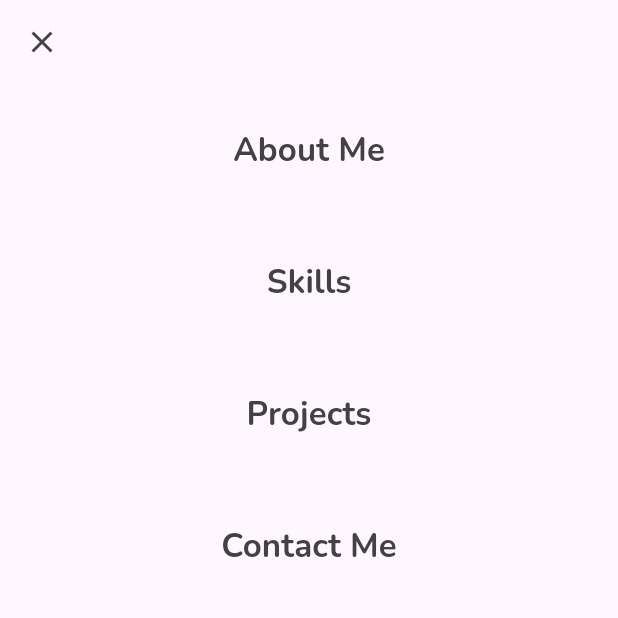
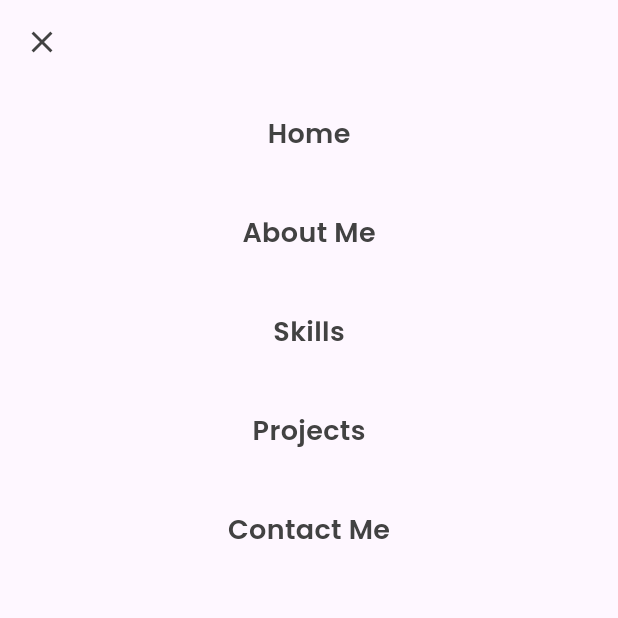
Before and after one commit to moaz-abdeltawab92/my_portfolio, a Flutter app: the MyDrawer screen opened directly with empty values, on a phone screen of 412 x 824 dp, the top half of it. Run offline on Flutter 3.47's test engine with Material 3 defaults, Android fonts, the phone set to English and light mode, and no system bars; our stand-ins replace animate_do, animated_text_kit, flutter_staggered_animations, google_fonts, smooth_page_indicator, visibility_detector; network calls fail.

Commit message:
style: polish UI design, refactor navbar & fix project description bug

```diff
--- a/lib/Utils/section_keys.dart
+++ b/lib/Utils/section_keys.dart
@@ -1,6 +1,7 @@
 import 'package:flutter/material.dart';
 
 class PortfolioSectionKeys {
+  final GlobalKey homeKey = GlobalKey();
   final GlobalKey aboutKey = GlobalKey();
   final GlobalKey skillsKey = GlobalKey();
   final GlobalKey projectsKey = GlobalKey();
--- a/lib/View/components/topbar.dart
+++ b/lib/View/components/topbar.dart
@@ -32,50 +32,82 @@ class TopBar extends StatelessWidget {
 
   List<Widget> _topBarData(BuildContext context, {bool isMobile = false}) {
     return [
-      _navButton(
-        context,
-        label: 'About Me',
-        sectionKey: sectionKeys.aboutKey,
+      _NavButton(
+        label: 'Home',
+        onTap: () => _navigateToSection(context, sectionKeys.homeKey),
         isMobile: isMobile,
       ),
-      _navButton(
-        context,
-        label: 'Skills',
-        sectionKey: sectionKeys.skillsKey,
+      _NavButton(
+        label: 'About Me',
+        onTap: () => _navigateToSection(context, sectionKeys.aboutKey),
         isMobile: isMobile,
       ),
-      _navButton(
-        context,
-        label: 'Projects',
-        sectionKey: sectionKeys.projectsKey,
+      _NavButton(
+        label: 'Skills',
+        onTap: () => _navigateToSection(context, sectionKeys.skillsKey),
         isMobile: isMobile,
       ),
-      _navButton(
-        context,
+      _NavButton(
+        label: 'Projects',
+        onTap: () => _navigateToSection(context, sectionKeys.projectsKey),
+        isMobile: isMobile,
+      ),
+      _NavButton(
         label: 'Contact Me',
-        sectionKey: sectionKeys.contactKey,
+        onTap: () => _navigateToSection(context, sectionKeys.contactKey),
         isMobile: isMobile,
       ),
     ];
   }
+}
 
-  Widget _navButton(
-    BuildContext context, {
-    required String label,
-    required GlobalKey sectionKey,
-    required bool isMobile,
-  }) {
+class _NavButton extends StatefulWidget {
+  final String label;
+  final VoidCallback onTap;
+  final bool isMobile;
+
+  const _NavButton({
+    required this.label,
+    required this.onTap,
+    required this.isMobile,
+  });
+
+  @override
+  State<_NavButton> createState() => _NavButtonState();
+}
+
+class _NavButtonState extends State<_NavButton> {
+  bool _isHovered = false;
+
+  @override
+  Widget build(BuildContext context) {
     return Padding(
-      padding:
-          EdgeInsets.symmetric(horizontal: 10, vertical: isMobile ? 20 : 0),
-      child: TextButton(
-        onPressed: () => _navigateToSection(context, sectionKey),
-        child: Text(
-          label,
-          style: GoogleFonts.nunito(
-            fontSize: 22,
-            color: textColor,
-            fontWeight: FontWeight.bold,
+      padding: EdgeInsets.symmetric(
+        horizontal: widget.isMobile ? 0 : 4,
+        vertical: widget.isMobile ? 12 : 0,
+      ),
+      child: MouseRegion(
+        onEnter: (_) => setState(() => _isHovered = true),
+        onExit: (_) => setState(() => _isHovered = false),
+        cursor: SystemMouseCursors.click,
+        child: InkWell(
+          onTap: widget.onTap,
+          borderRadius: BorderRadius.circular(8),
+          child: AnimatedContainer(
+            duration: const Duration(milliseconds: 180),
+            padding: const EdgeInsets.symmetric(horizontal: 14, vertical: 8),
+            decoration: BoxDecoration(
+              color: _isHovered ? primaryColor.withOpacity(0.12) : Colors.transparent,
+              borderRadius: BorderRadius.circular(8),
+            ),
+            child: Text(
+              widget.label,
+              style: GoogleFonts.poppins(
+                fontSize: widget.isMobile ? 18 : 15,
+                color: _isHovered ? primaryColor : textColor,
+                fontWeight: FontWeight.w600,
+              ),
+            ),
           ),
         ),
       ),
```
Also changed, not shown: lib/View/components/about_me.dart (+25 -43 lines), lib/View/components/prfile_and_intro.dart (+4 -47 lines), lib/View/components/social_icons.dart (+54 -17 lines), lib/View/components/top_skill.dart (+62 -66 lines), lib/View/home_page.dart (+14 -7 lines), lib/View/screens/project_details_page.dart (+6 -5 lines).
